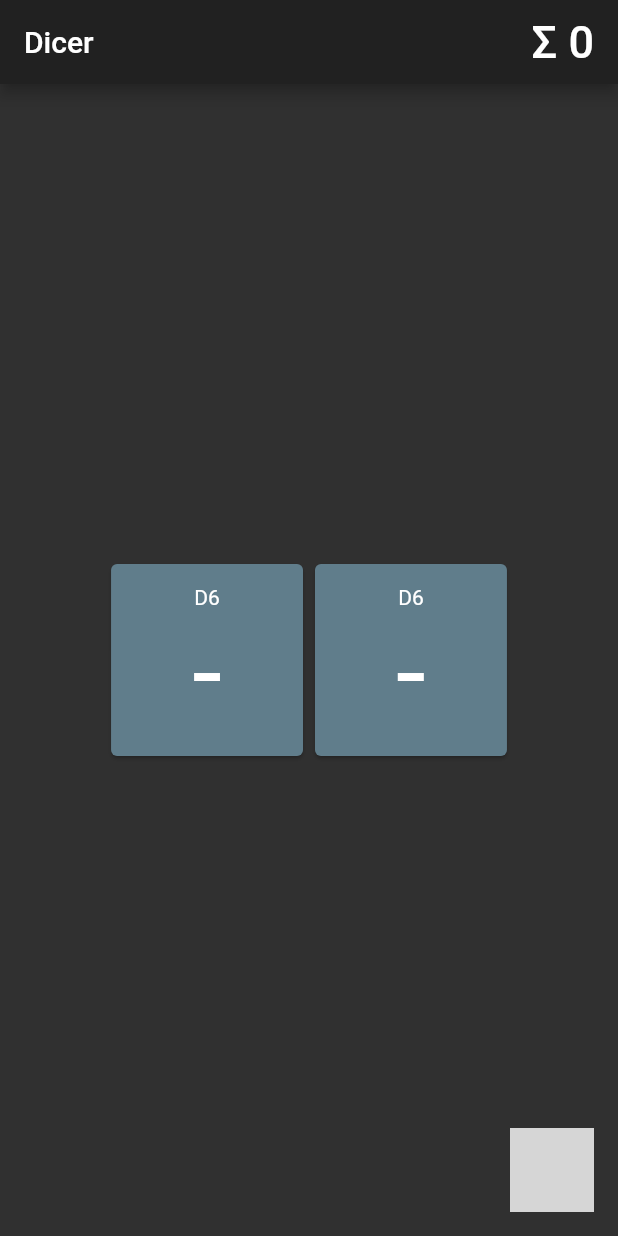
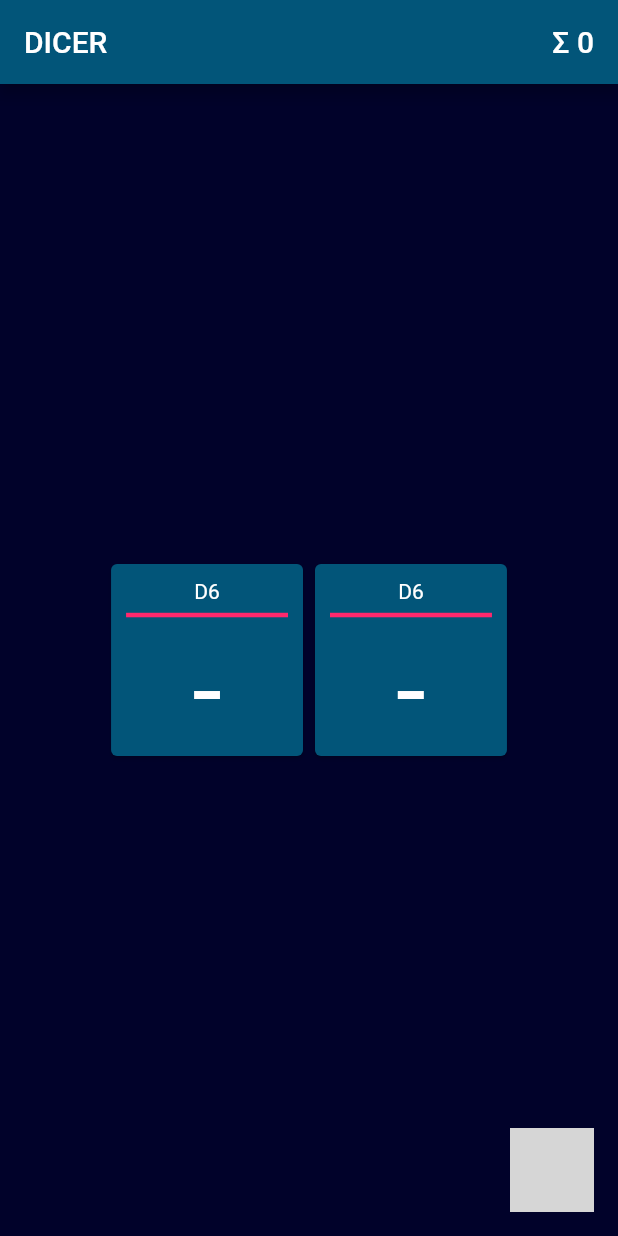
Before and after one commit to allmonty/dicer, a Flutter app: the screen it shows after launch, on a phone screen of 412 x 824 dp. Run offline on Flutter 3.47's test engine with Material 2 defaults, Android fonts, the phone set to English and light mode, and no system bars; our stand-ins replace google_fonts; missing offline and left inert: floating_action_row; Roboto replaces fonts that are missing (Revalia); grey boxes are pictures that could not be loaded.

Commit message:
improved visuals

```diff
--- a/lib/dice.dart
+++ b/lib/dice.dart
@@ -1,4 +1,7 @@
+import 'dart:ui';
+
 import 'package:flutter/material.dart';
+import 'package:google_fonts/google_fonts.dart';
 
 class Dice extends StatelessWidget {
   const Dice({Key key, this.size, this.result, this.onTap, this.longPress})
@@ -12,19 +15,32 @@ class Dice extends StatelessWidget {
   @override
   Widget build(BuildContext context) {
     return Card(
-      color: Colors.blueGrey,
+      color: Theme.of(context).dialogBackgroundColor,
       child: InkWell(
-        splashColor: Colors.purple.withAlpha(50),
+        splashColor: Theme.of(context).accentColor,
         onTap: onTap,
         onLongPress: longPress,
         child: AspectRatio(
           aspectRatio: 1,
           child: Container(
+            padding: EdgeInsets.fromLTRB(10, 10, 10, 10),
             child: Column(
-              mainAxisAlignment: MainAxisAlignment.center,
               children: <Widget>[
                 Text('D$size'),
-                Text('${result > 0 ? result : "-"}', style: TextStyle(fontSize: 72)),
+                Divider(
+                  color: Theme.of(context).accentColor,
+                  thickness: 3,
+                ),
+                FittedBox(
+                  fit: BoxFit.fitWidth,
+                  child: Text(
+                    '${result > 0 ? result : "-"}',
+                    style: TextStyle(
+                      fontFamily: GoogleFonts.revalia().fontFamily,
+                      fontSize: 72,
+                    ),
+                  ),
+                ),
               ],
             ),
           ),
--- a/lib/main.dart
+++ b/lib/main.dart
@@ -1,10 +1,12 @@
 import 'package:flutter/material.dart';
 import 'package:provider/provider.dart';
+import 'package:google_fonts/google_fonts.dart';
 import 'package:floating_action_row/floating_action_row.dart';
 
 import 'dice.dart';
-import 'floating_modal_bottom_sheet.dart';
 import 'add_dice_form.dart';
+import 'utils/floating_modal_bottom_sheet.dart';
+import 'utils/dicer_colors.dart';
 import 'models/result_model.dart';
 import 'models/board_model.dart';
 import 'models/dice_model.dart';
@@ -17,9 +19,13 @@ class MyApp extends StatelessWidget {
   @override
   Widget build(BuildContext context) {
     return MaterialApp(
-      title: 'Dicer',
+      title: 'DICER',
       theme: ThemeData(
         brightness: Brightness.dark,
+        primaryColor: DicerColors.palette.primaryColor,
+        backgroundColor: DicerColors.palette.backgroundColor,
+        dialogBackgroundColor: DicerColors.palette.dialogBackgroundColor,
+        accentColor: DicerColors.palette.accentColor,
         visualDensity: VisualDensity.adaptivePlatformDensity,
       ),
       home: MultiProvider(
@@ -37,12 +43,13 @@ class MyHomePage extends StatelessWidget {
   @override
   Widget build(BuildContext context) {
     return Scaffold(
+      backgroundColor: Theme.of(context).backgroundColor,
       extendBody: true,
       appBar: AppBar(
         title: Row(
           mainAxisAlignment: MainAxisAlignment.spaceBetween,
           children: [
-            Text("Dicer"),
+            Text("DICER"),
             BoardResult(),
           ],
         ),
@@ -78,7 +85,6 @@ class BoardResult extends StatelessWidget {
   Widget build(BuildContext context) {
     return Text(
       "Σ ${Provider.of<ResultModel>(context).result}",
-      style: TextStyle(fontSize: 30),
     );
   }
 }
@@ -126,7 +132,7 @@ class RerollBoardButton extends StatelessWidget {
   @override
   Widget build(BuildContext context) {
     return FloatingActionRow(
-      color: Colors.amber,
+      color: Theme.of(context).accentColor,
       axis: Axis.vertical,
       children: [
         FloatingActionRowButton(
@@ -143,7 +149,9 @@ class RerollBoardButton extends StatelessWidget {
             },
           ),
         ),
-        FloatingActionRowDivider(),
+        FloatingActionRowDivider(
+          width: 2,
+        ),
         FloatingActionRowButton(
           icon: Icon(Icons.autorenew),
           onTap: () => rerollAll(
--- /dev/null
+++ b/lib/utils/dicer_colors.dart
@@ -0,0 +1,27 @@
+import 'package:flutter/material.dart';
+
+class Palette {
+  Palette(this.primaryColor, this.backgroundColor, this.dialogBackgroundColor,
+      this.accentColor);
+
+  Color primaryColor;
+  Color backgroundColor;
+  Color dialogBackgroundColor;
+  Color accentColor;
+}
+
+class DicerColors {
+  static Palette palette = palette2;
+
+  // static Palette palette1 = Palette(
+  //     Color.fromRGBO(110, 27, 141, 1),
+  //     Color.fromRGBO(10, 23, 49, 1),
+  //     Color.fromRGBO(18, 60, 120, 1),
+  //     Color.fromRGBO(227, 1, 209, 1));
+
+  static Palette palette2 = Palette(
+      Color.fromRGBO(2, 85, 121, 1),
+      Color.fromRGBO(1, 2, 42, 1),
+      Color.fromRGBO(2, 85, 121, 1),
+      Color.fromRGBO(255, 40, 109, 1));
+}
--- a/pubspec.yaml
+++ b/pubspec.yaml
@@ -25,6 +25,7 @@ dependencies:
     sdk: flutter
   provider: ^4.0.0
   floating_action_row: ^0.1.0
+  google_fonts: ^1.1.1
 
 
   # The following adds the Cupertino Icons font to your application.
```
Also changed, not shown: lib/add_dice_form.dart (+16 -17 lines), lib/utils/floating_modal_bottom_sheet.dart (renamed from lib/floating_modal_bottom_sheet.dart, +16 -1 lines), pubspec.lock, 3 other files.
